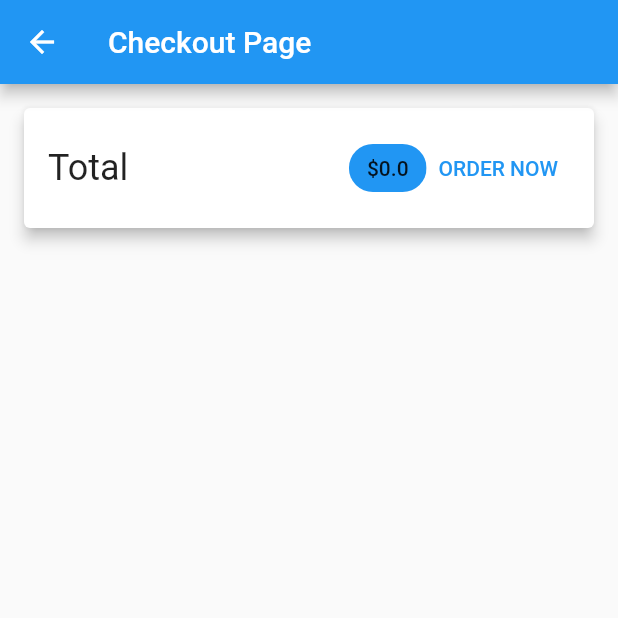
After one commit to huseyintemel/flutter-shop-app, a Flutter app: the CartScreen screen opened by its route, on a phone screen of 412 x 824 dp, the top half of it. The commit adds this screen. Run offline on Flutter 3.47's test engine with Material 2 defaults, Android fonts, the phone set to English and light mode, and no system bars; network calls fail.

Commit message:
Created cart screen widget

```diff
--- a/lib/main.dart
+++ b/lib/main.dart
@@ -1,6 +1,7 @@
 import 'package:flutter/material.dart';
 import 'package:flutter_shop_app/providers/cart.dart';
 import 'package:flutter_shop_app/providers/products_provider.dart';
+import 'package:flutter_shop_app/screens/cart_screen.dart';
 import 'package:flutter_shop_app/screens/product_detail_page.dart';
 import 'package:flutter_shop_app/screens/product_overview_screen.dart';
 import 'package:provider/provider.dart';
@@ -31,6 +32,7 @@ class MyApp extends StatelessWidget {
         home: ProductOverviewScreen(),
         routes: {
           ProductDetailPage.routeName : (context) => ProductDetailPage(),
+          CartScreen.routeName : (context) => CartScreen(),
         },
       ),
     );
--- a/lib/providers/cart.dart
+++ b/lib/providers/cart.dart
@@ -23,6 +23,14 @@ class Cart with ChangeNotifier {
 
   int get itemCount {
     return items.length;
+  }
+
+  double get totalAmount{
+    var total = 0.0;
+    items.forEach((key, cartItem) {
+      total = cartItem.price * cartItem.quantity;
+    });
+    return total;
   }
 
   void addItem(
--- /dev/null
+++ b/lib/screens/cart_screen.dart
@@ -0,0 +1,35 @@
+import 'package:flutter/material.dart';
+import 'package:flutter_shop_app/providers/cart.dart';
+import 'package:provider/provider.dart';
+
+class CartScreen extends StatelessWidget {
+  static const routeName = 'cart';
+
+  @override
+  Widget build(BuildContext context) {
+    final cart = Provider.of<Cart>(context);
+    return Scaffold(
+      appBar: AppBar(title: const Text('Checkout Page'),),
+      body: Column(
+        children: [
+          Card(
+            elevation: 4,
+            margin: const EdgeInsets.all(16),
+            child: Padding(
+              padding: const EdgeInsets.all(16),
+              child: Row(
+                mainAxisAlignment: MainAxisAlignment.spaceBetween,
+                children: <Widget>[
+                  const Text('Total',style: TextStyle(fontSize: 24),),
+                  const Spacer(),
+                  Chip(label: Text('\$${cart.totalAmount}'),backgroundColor: Theme.of(context).primaryColor,),
+                  TextButton(child: const Text('ORDER NOW'),onPressed:(){},),
+                ],
+              ),
+            ),
+          ),
+        ],
+      ),
+    );
+  }
+}
--- a/lib/screens/product_overview_screen.dart
+++ b/lib/screens/product_overview_screen.dart
@@ -1,6 +1,7 @@
 import 'package:flutter/material.dart';
 
 import 'package:flutter_shop_app/providers/cart.dart';
+import 'package:flutter_shop_app/screens/cart_screen.dart';
 import 'package:flutter_shop_app/widgets/badge.dart';
 import 'package:flutter_shop_app/widgets/product_grid.dart';
 import 'package:provider/provider.dart';
@@ -50,7 +51,7 @@ class _ProductOverviewScreenState extends State<ProductOverviewScreen> {
                 Icons.shopping_cart,
               ),
               onPressed: () {
-
+                Navigator.of(context).pushNamed(CartScreen.routeName);
               },
             ),
         ),
```
